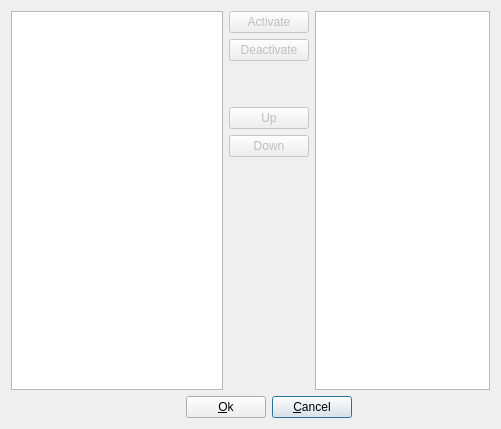
Before: the Qt Designer form detailsetup.ui in qmc2/qmc2-mame-fe, drawn with Qt 5.
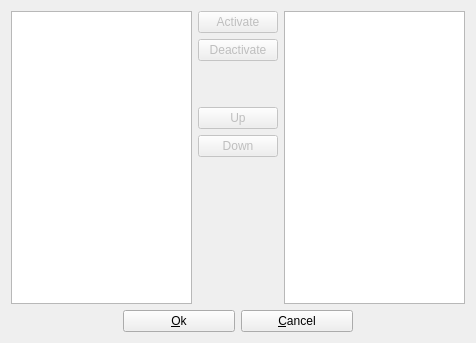
After: the same form once the commit is applied. Icons and pictures are not drawn.

Commit message: imp: improved layout of game/machine detail setup dialog

Diff of the .ui file:
```diff
--- a/detailsetup.ui
+++ b/detailsetup.ui
@@ -5,8 +5,8 @@
    <rect>
     <x>0</x>
     <y>0</y>
-    <width>501</width>
-    <height>429</height>
+    <width>476</width>
+    <height>343</height>
    </rect>
   </property>
   <property name="windowTitle" >
@@ -15,41 +15,14 @@
   <layout class="QGridLayout" name="gridLayout_2" >
    <item row="0" column="0" >
     <layout class="QGridLayout" name="gridLayout" >
-     <item row="6" column="3" colspan="2" >
-      <widget class="QPushButton" name="pushButton_2" >
-       <property name="sizePolicy" >
-        <sizepolicy vsizetype="Fixed" hsizetype="MinimumExpanding" >
-         <horstretch>0</horstretch>
-         <verstretch>0</verstretch>
-        </sizepolicy>
-       </property>
-       <property name="toolTip" >
-        <string>Cancel detail setup</string>
-       </property>
-       <property name="text" >
-        <string>&amp;Cancel</string>
-       </property>
-       <property name="icon" >
-        <iconset resource="qmc2.qrc" >
-         <normaloff>:/data/img/no.png</normaloff>:/data/img/no.png</iconset>
-       </property>
-      </widget>
-     </item>
-     <item rowspan="6" row="0" column="0" colspan="2" >
+     <item rowspan="7" row="0" column="0" >
       <widget class="QListView" name="listViewAvailableDetails" >
        <property name="toolTip" >
         <string>List of available details</string>
        </property>
       </widget>
      </item>
-     <item rowspan="6" row="0" column="4" colspan="2" >
-      <widget class="QListView" name="listViewActiveDetails" >
-       <property name="toolTip" >
-        <string>List of active details and their order</string>
-       </property>
-      </widget>
-     </item>
-     <item row="0" column="2" colspan="2" >
+     <item rowspan="2" row="0" column="1" >
       <widget class="QPushButton" name="pushButtonActivateDetails" >
        <property name="enabled" >
         <bool>false</bool>
@@ -66,7 +39,14 @@
        </property>
       </widget>
      </item>
-     <item row="1" column="2" colspan="2" >
+     <item rowspan="7" row="0" column="2" >
+      <widget class="QListView" name="listViewActiveDetails" >
+       <property name="toolTip" >
+        <string>List of active details and their order</string>
+       </property>
+      </widget>
+     </item>
+     <item row="2" column="1" >
       <widget class="QPushButton" name="pushButtonDeactivateDetails" >
        <property name="enabled" >
         <bool>false</bool>
@@ -83,7 +63,7 @@
        </property>
       </widget>
      </item>
-     <item row="2" column="2" colspan="2" >
+     <item row="3" column="1" >
       <spacer name="verticalSpacer" >
        <property name="orientation" >
         <enum>Qt::Vertical</enum>
@@ -99,24 +79,7 @@
        </property>
       </spacer>
      </item>
-     <item row="4" column="2" colspan="2" >
-      <widget class="QPushButton" name="pushButtonDetailsDown" >
-       <property name="enabled" >
-        <bool>false</bool>
-       </property>
-       <property name="toolTip" >
-        <string>Move selected details down</string>
-       </property>
-       <property name="text" >
-        <string>Down</string>
-       </property>
-       <property name="icon" >
-        <iconset resource="qmc2.qrc" >
-         <normaloff>:/data/img/down.png</normaloff>:/data/img/down.png</iconset>
-       </property>
-      </widget>
-     </item>
-     <item row="3" column="2" colspan="2" >
+     <item row="4" column="1" >
       <widget class="QPushButton" name="pushButtonDetailsUp" >
        <property name="enabled" >
         <bool>false</bool>
@@ -133,19 +96,16 @@
        </property>
       </widget>
      </item>
-     <item row="6" column="1" colspan="2" >
-      <widget class="QPushButton" name="pushButtonOk" >
-       <property name="sizePolicy" >
-        <sizepolicy vsizetype="Fixed" hsizetype="MinimumExpanding" >
-         <horstretch>0</horstretch>
-         <verstretch>0</verstretch>
-        </sizepolicy>
+     <item row="5" column="1" >
+      <widget class="QPushButton" name="pushButtonDetailsDown" >
+       <property name="enabled" >
+        <bool>false</bool>
        </property>
        <property name="toolTip" >
         <string>Accept detail setup</string>
        </property>
        <property name="text" >
-        <string>&amp;Ok</string>
+        <string>Down</string>
        </property>
        <property name="icon" >
         <iconset resource="qmc2.qrc" >
@@ -153,20 +113,7 @@
        </property>
       </widget>
      </item>
-     <item row="6" column="0" >
-      <spacer name="horizontalSpacer" >
-       <property name="orientation" >
-        <enum>Qt::Horizontal</enum>
-       </property>
-       <property name="sizeHint" stdset="0" >
-        <size>
-         <width>40</width>
-         <height>20</height>
-        </size>
-       </property>
-      </spacer>
-     </item>
-     <item row="5" column="2" colspan="2" >
+     <item row="6" column="1" >
       <spacer name="verticalSpacer_2" >
        <property name="orientation" >
         <enum>Qt::Vertical</enum>
@@ -179,18 +126,75 @@
        </property>
       </spacer>
      </item>
-     <item row="6" column="5" >
-      <spacer name="horizontalSpacer_2" >
-       <property name="orientation" >
-        <enum>Qt::Horizontal</enum>
-       </property>
-       <property name="sizeHint" stdset="0" >
-        <size>
-         <width>40</width>
-         <height>20</height>
-        </size>
-       </property>
-      </spacer>
+     <item row="7" column="0" colspan="3" >
+      <layout class="QHBoxLayout" name="horizontalLayout" >
+       <item>
+        <spacer name="horizontalSpacer" >
+         <property name="orientation" >
+          <enum>Qt::Horizontal</enum>
+         </property>
+         <property name="sizeHint" stdset="0" >
+          <size>
+           <width>40</width>
+           <height>20</height>
+          </size>
+         </property>
+        </spacer>
+       </item>
+       <item>
+        <widget class="QPushButton" name="pushButtonOk" >
+         <property name="sizePolicy" >
+          <sizepolicy vsizetype="Fixed" hsizetype="MinimumExpanding" >
+           <horstretch>0</horstretch>
+           <verstretch>0</verstretch>
+          </sizepolicy>
+         </property>
+         <property name="toolTip" >
+          <string>Accept detail setup</string>
+         </property>
+         <property name="text" >
+          <string>&amp;Ok</string>
+         </property>
+         <property name="icon" >
+          <iconset resource="qmc2.qrc" >
+           <normaloff>:/data/img/yes.png</normaloff>:/data/img/yes.png</iconset>
+         </property>
+        </widget>
+       </item>
+       <item>
+        <widget class="QPushButton" name="pushButtonCancel" >
+         <property name="sizePolicy" >
+          <sizepolicy vsizetype="Fixed" hsizetype="MinimumExpanding" >
+           <horstretch>0</horstretch>
+           <verstretch>0</verstretch>
+          </sizepolicy>
+         </property>
+         <property name="toolTip" >
+          <string>Cancel detail setup</string>
+         </property>
+         <property name="text" >
+          <string>&amp;Cancel</string>
+         </property>
+         <property name="icon" >
+          <iconset resource="qmc2.qrc" >
+           <normaloff>:/data/img/no.png</normaloff>:/data/img/no.png</iconset>
+         </property>
+        </widget>
+       </item>
+       <item>
+        <spacer name="horizontalSpacer_2" >
+         <property name="orientation" >
+          <enum>Qt::Horizontal</enum>
+         </property>
+         <property name="sizeHint" stdset="0" >
+          <size>
+           <width>40</width>
+           <height>20</height>
+          </size>
+         </property>
+        </spacer>
+       </item>
+      </layout>
      </item>
     </layout>
    </item>
```
Left out of the diff: 8 changed lines with no effect on the pictures.
